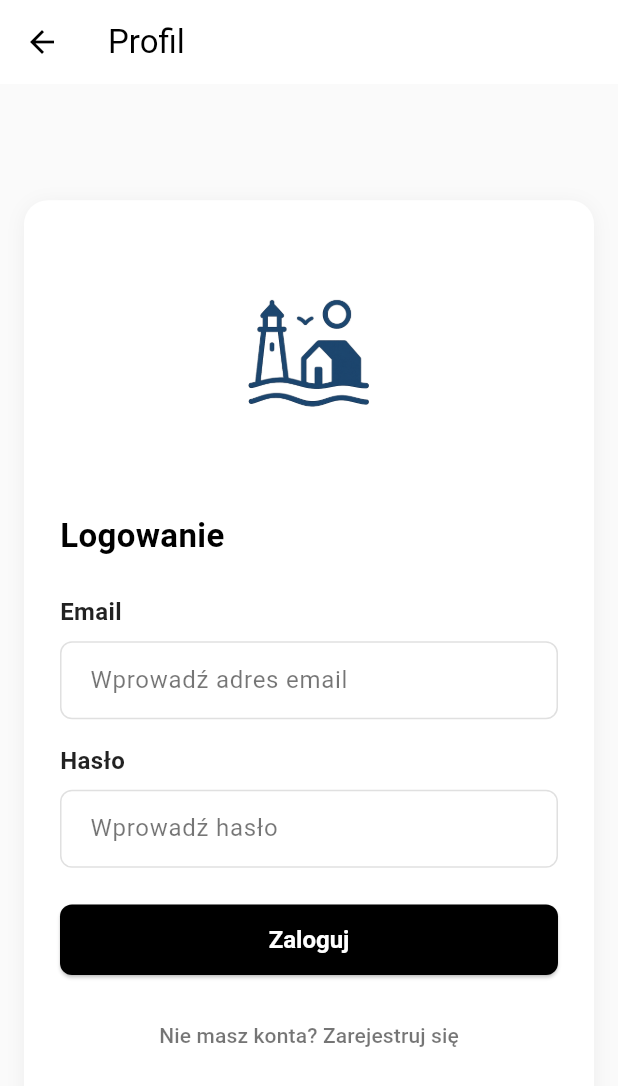
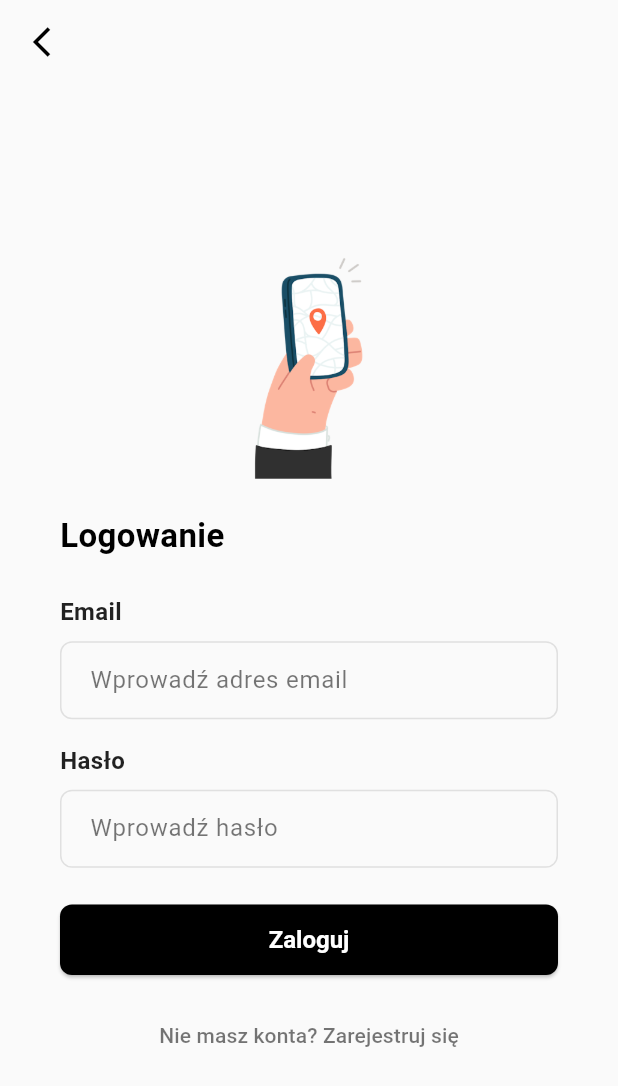
Before and after one commit to michalpawlyna/flutter_map_app, a Flutter app: the screen it shows after launch, in the side drawer, after a tap on "Logowanie / Rejestracja", on a phone screen of 412 x 824 dp. Shown: the top 1086 px of the screen. Run offline on Flutter 3.47's test engine with Material 3 defaults, Android fonts, the phone set to English and light mode, and no system bars; our stand-ins replace cloud_firestore, firebase_auth, firebase_core, flutter_dotenv, flutter_map, flutter_tts and 3 more; missing offline and left inert: flutter_map_animations, flutter_map_marker_cluster; accounts and stored records are empty; generated files the repository leaves out were written again; statements that could not run were skipped.

Commit message:
drawer, login/register

```diff
--- a/lib/screens/profile_screen.dart
+++ b/lib/screens/profile_screen.dart
@@ -28,13 +28,13 @@ class _ProfileScreenState extends State<ProfileScreen> with AutomaticKeepAliveCl
 
     return Scaffold(
       appBar: AppBar(
+        // Tylko przycisk powrotu — usunięto tytuł i dekorowany box
         leading: IconButton(
-          icon: const Icon(Icons.arrow_back),
+          icon: const Icon(Icons.arrow_back_ios_sharp),
           onPressed: widget.onBack ?? () => Navigator.of(context).maybePop(),
           tooltip: 'Powrót',
         ),
-        title: const Text('Profil'),
-        backgroundColor: Colors.white,
+        backgroundColor: Colors.transparent,
         foregroundColor: Colors.black,
         elevation: 0,
       ),
@@ -42,43 +42,29 @@ class _ProfileScreenState extends State<ProfileScreen> with AutomaticKeepAliveCl
       body: Center(
         child: SingleChildScrollView(
           padding: const EdgeInsets.all(16),
-          child: Container(
+          child: ConstrainedBox(
             constraints: const BoxConstraints(maxWidth: 560),
-            decoration: BoxDecoration(
-              color: Colors.white,
-              borderRadius: BorderRadius.circular(16),
-              boxShadow: [
-                BoxShadow(
-                  color: Colors.black.withOpacity(0.05),
-                  blurRadius: 10,
-                  offset: const Offset(0, 2),
-                ),
-              ],
-            ),
+            // Usunięto dekorowany Container — zawartość wyświetlana "na środku" bez boxa
+            child: Padding(
               padding: const EdgeInsets.symmetric(horizontal: 24, vertical: 32),
-
-            // StreamBuilder + AnimatedSwitcher -> płynne przejście bez migania
               child: StreamBuilder<User?>(
                 stream: _authService.authStateChanges,
                 builder: (context, snapshot) {
-                // Jeżeli strumień jeszcze "waiting", spróbuj użyć currentUser by uniknąć pustego stanu
                   final user = snapshot.data ?? _authService.currentUser;
 
-                // Zamiast pokazywać spinner przy krótkim oczekiwaniu, pokazujemy poprzedni widok
-                // lub od razu profil jeśli currentUser już jest ustawiony.
                   final Widget content = user == null ? _buildAuthForm() : _buildProfileInfo(user);
 
-                // AnimatedSwitcher doda płynne przejście (fade) między formularzem a profilem
                   return AnimatedSwitcher(
                     duration: const Duration(milliseconds: 260),
                     switchInCurve: Curves.easeInOut,
                     switchOutCurve: Curves.easeInOut,
                     child: Container(
-                    key: ValueKey(user?.uid ?? 'auth'), // klucz zmienia się przy edencie user/null
+                      key: ValueKey(user?.uid ?? 'auth'),
                       child: content,
                     ),
                   );
                 },
+              ),
             ),
           ),
         ),
@@ -97,7 +83,7 @@ class _ProfileScreenState extends State<ProfileScreen> with AutomaticKeepAliveCl
             child: Column(
               children: [
                 Image.asset(
-                  'assets/logo_transparent.png',
+                  'assets/phone.png',
                   width: 160,
                   height: 160,
                   fit: BoxFit.contain,
@@ -251,6 +237,7 @@ class _ProfileScreenState extends State<ProfileScreen> with AutomaticKeepAliveCl
       mainAxisSize: MainAxisSize.min,
       crossAxisAlignment: CrossAxisAlignment.start,
       children: [
+        // Usunięto zewnętrzny box — elementy pozostają, ale bez obramowania/platformy
         Row(
           children: [
             Container(
@@ -303,7 +290,6 @@ class _ProfileScreenState extends State<ProfileScreen> with AutomaticKeepAliveCl
               setState(() => _loading = true);
               try {
                 await _authService.signOut();
-                // Po signOut strumień authStateChanges wypuści null i AnimatedSwitcher zadziała.
               } catch (e) {
                 ScaffoldMessenger.of(context).showSnackBar(
                   SnackBar(content: Text('Błąd podczas wylogowywania: ${e.toString()}')),
@@ -355,8 +341,6 @@ class _ProfileScreenState extends State<ProfileScreen> with AutomaticKeepAliveCl
       } else {
         await _authService.loginWithEmail(_email, _password);
       }
-      // UWAGA: nie wywołujemy setState() tu celu wymuszenia rebuild — strumień authStateChanges
-      // przebuduje widget i AnimatedSwitcher zajmie się płynnym przejściem.
     } catch (e) {
       ScaffoldMessenger.of(context).showSnackBar(
         SnackBar(content: Text(e.toString())),
--- a/lib/widgets/app_drawer.dart
+++ b/lib/widgets/app_drawer.dart
@@ -2,7 +2,6 @@ import 'package:flutter/material.dart';
 import '../services/auth_service.dart';
 import '../screens/profile_screen.dart';
 import '../screens/settings_screen.dart';
-import '../screens/map_screen.dart';
 import '../screens/achievements_screen.dart';
 
 class AppDrawer extends StatelessWidget {
@@ -18,26 +17,26 @@ class AppDrawer extends StatelessWidget {
   @override
   Widget build(BuildContext context) {
     final user = authService.currentUser;
-    final displayName = user?.displayName ?? '';
+    final displayName = user?.displayName ?? 'Użytkownik';
     final email = user?.email ?? '';
 
     return Drawer(
-      // Ustawiamy explicite białe tło dla całego drawera (w tym obszaru statusbara)
       backgroundColor: Colors.white,
+      // brak zaokrągleń po prawej
+      shape: const RoundedRectangleBorder(borderRadius: BorderRadius.zero),
       child: SafeArea(
-        child: Container(
-          color: Colors.white,
         child: Column(
           children: [
-              // Górny wiersz: avatar + dane (tylko gdy zalogowany) oraz przycisk zamykania
+            // większy odstęp od góry dla ładnego wyglądu
+            const SizedBox(height: 28),
+
+            // Header: jeśli zalogowany -> avatar + nazwa + email (kliknięcie prowadzi do profilu)
+            // jeśli niezalogowany -> duży przycisk Logowanie / Rejestracja w miejscu headera
             Padding(
-                padding: const EdgeInsets.fromLTRB(16, 12, 12, 8),
-                child: Row(
-                  crossAxisAlignment: CrossAxisAlignment.start,
-                  children: [
-                    if (user != null)
-                      Expanded(
-                        child: GestureDetector(
+              padding: const EdgeInsets.symmetric(horizontal: 20),
+              child: user != null
+                  ? InkWell(
+                      borderRadius: BorderRadius.circular(8),
                       onTap: () {
                         Navigator.of(context).pop();
                         Navigator.of(context).push(
@@ -47,32 +46,35 @@ class AppDrawer extends StatelessWidget {
                       child: Row(
                         children: [
                           CircleAvatar(
-                                radius: 28,
+                            radius: 32,
                             backgroundColor: Colors.grey[200],
                             backgroundImage:
                                 user.photoURL != null ? NetworkImage(user.photoURL!) : null,
                             child: user.photoURL == null
-                                    ? const Icon(Icons.person, size: 28, color: Colors.black54)
+                                ? const Icon(Icons.person, size: 32, color: Colors.black54)
                                 : null,
                           ),
-                              const SizedBox(width: 12),
+                          const SizedBox(width: 14),
                           Expanded(
                             child: Column(
                               crossAxisAlignment: CrossAxisAlignment.start,
                               children: [
+                                // nazwa (placeholder 'Użytkownik' gdy brak displayName)
                                 Text(
-                                      displayName.isNotEmpty ? displayName : 'Użytkownik',
+                                  displayName,
                                   style: const TextStyle(
                                     fontSize: 16,
-                                        fontWeight: FontWeight.w700,
+                                    fontWeight: FontWeight.w600,
                                     color: Colors.black87,
                                   ),
                                 ),
                                 const SizedBox(height: 4),
+                                // email - mniejsza czcionka, szara, niepogrubiona
                                 Text(
                                   email,
                                   style: TextStyle(
                                     fontSize: 13,
+                                    fontWeight: FontWeight.w400,
                                     color: Colors.grey[600],
                                   ),
                                   overflow: TextOverflow.ellipsis,
@@ -82,26 +84,8 @@ class AppDrawer extends StatelessWidget {
                           ),
                         ],
                       ),
-                        ),
                     )
-                    else
-                      const Spacer(),
-
-                    // Close button
-                    IconButton(
-                      icon: const Icon(Icons.close),
-                      onPressed: () => Navigator.of(context).pop(),
-                      tooltip: 'Zamknij',
-                    ),
-                  ],
-                ),
-              ),
-
-              // Gdy wylogowany -> pokazujemy tylko czarny przycisk logowania
-              if (user == null)
-                Padding(
-                  padding: const EdgeInsets.symmetric(horizontal: 16, vertical: 8),
-                  child: SizedBox(
+                  : SizedBox(
                       width: double.infinity,
                       child: ElevatedButton(
                         onPressed: () {
@@ -113,38 +97,39 @@ class AppDrawer extends StatelessWidget {
                         style: ElevatedButton.styleFrom(
                           backgroundColor: Colors.black,
                           foregroundColor: Colors.white,
-                        padding: const EdgeInsets.symmetric(vertical: 12),
-                        shape: RoundedRectangleBorder(
-                          borderRadius: BorderRadius.circular(8),
-                        ),
-                        textStyle: const TextStyle(
-                          fontSize: 15,
-                          fontWeight: FontWeight.w600,
-                        ),
+                          padding: const EdgeInsets.symmetric(vertical: 14),
+                          shape: RoundedRectangleBorder(borderRadius: BorderRadius.circular(10)),
+                          textStyle: const TextStyle(fontSize: 15, fontWeight: FontWeight.w600),
                         ),
                         child: const Text('Logowanie / Rejestracja'),
                       ),
                     ),
             ),
 
-              const SizedBox(height: 6),
+            const SizedBox(height: 18),
 
-              // Lista opcji (bez szarych linii)
+            // Divider nie dotyka krawędzi
+            Padding(
+              padding: const EdgeInsets.symmetric(horizontal: 20),
+              child: Divider(color: Colors.grey[200], thickness: 1, height: 1),
+            ),
+
+            // Lista opcji
             Expanded(
               child: ListView(
-                  padding: const EdgeInsets.symmetric(vertical: 8),
+                padding: const EdgeInsets.symmetric(vertical: 12),
                 children: [
-                    ListTile(
-                      leading: const Icon(Icons.home_outlined),
-                      title: const Text('Home'),
+                  _DrawerItem(
+                    icon: Icons.home_outlined,
+                    title: 'Home',
                     onTap: () {
                       Navigator.of(context).pop();
                       onSelect(0);
                     },
                   ),
-                    ListTile(
-                      leading: const Icon(Icons.emoji_events_outlined),
-                      title: const Text('Osiągnięcia'),
+                  _DrawerItem(
+                    icon: Icons.emoji_events_outlined,
+                    title: 'Osiągnięcia',
                     onTap: () {
                       Navigator.of(context).pop();
                       Navigator.of(context).push(
@@ -152,9 +137,9 @@ class AppDrawer extends StatelessWidget {
                       );
                     },
                   ),
-                    ListTile(
-                      leading: const Icon(Icons.settings_outlined),
-                      title: const Text('Ustawienia'),
+                  _DrawerItem(
+                    icon: Icons.settings_outlined,
+                    title: 'Ustawienia',
                     onTap: () {
                       Navigator.of(context).pop();
                       Navigator.of(context).push(
@@ -162,18 +147,17 @@ class AppDrawer extends StatelessWidget {
                       );
                     },
                   ),
-                    // Możesz dodawać tu kolejne elementy listy
                 ],
               ),
             ),
 
             // Przyciski dolne (Wyloguj) - pokazywany tylko gdy zalogowany
-              if (user != null)
             Padding(
-                  padding: const EdgeInsets.fromLTRB(16, 8, 16, 16),
+              padding: const EdgeInsets.fromLTRB(16, 8, 16, 20),
               child: SizedBox(
                 width: double.infinity,
-                    child: OutlinedButton.icon(
+                child: user != null
+                    ? OutlinedButton.icon(
                         onPressed: () async {
                           Navigator.of(context).pop();
                           try {
@@ -192,22 +176,56 @@ class AppDrawer extends StatelessWidget {
                         label: const Text('Wyloguj'),
                         style: OutlinedButton.styleFrom(
                           foregroundColor: Colors.red[700],
-                        side: BorderSide(color: Colors.red[50]!),
-                        padding: const EdgeInsets.symmetric(vertical: 12),
-                        shape: RoundedRectangleBorder(
-                          borderRadius: BorderRadius.circular(8),
+                          side: BorderSide(color: Colors.red[700]!),
+                          padding: const EdgeInsets.symmetric(vertical: 14),
+                          shape: RoundedRectangleBorder(borderRadius: BorderRadius.circular(10)),
+                          textStyle: const TextStyle(fontSize: 15, fontWeight: FontWeight.w600),
                         ),
-                        textStyle: const TextStyle(
-                          fontSize: 15,
-                          fontWeight: FontWeight.w600,
+                      )
+                    : const SizedBox(height: 16),
               ),
             ),
+          ],
         ),
       ),
-                )
-              else
-                const SizedBox(height: 16),
+    );
+  }
+}
+
+class _DrawerItem extends StatelessWidget {
+  final IconData icon;
+  final String title;
+  final VoidCallback onTap;
+
+  const _DrawerItem({Key? key, required this.icon, required this.title, required this.onTap})
+      : super(key: key);
+
+  @override
+  Widget build(BuildContext context) {
+    return Padding(
+      padding: const EdgeInsets.symmetric(horizontal: 12, vertical: 6),
+      child: Material(
+        color: Colors.transparent,
+        child: InkWell(
+          borderRadius: BorderRadius.circular(12),
+          onTap: onTap,
+          child: Container(
+            padding: const EdgeInsets.symmetric(vertical: 10, horizontal: 8),
+            child: Row(
+              children: [
+                Container(
+                  width: 36,
+                  height: 36,
+                  alignment: Alignment.center,
+                  child: Icon(icon, size: 20, color: Colors.black54),
+                ),
+                const SizedBox(width: 14),
+                Text(
+                  title,
+                  style: const TextStyle(fontSize: 15, fontWeight: FontWeight.w500),
+                ),
               ],
+            ),
           ),
         ),
       ),
--- a/pubspec.yaml
+++ b/pubspec.yaml
@@ -39,3 +39,4 @@ flutter:
     - assets/marker.png
     - assets/marker_active.png
     - assets/logo_transparent.png
+    - assets/phone.png
```
Also changed, not shown: assets/phone.png (added). Lines whose indentation alone changed are shown as unchanged.
